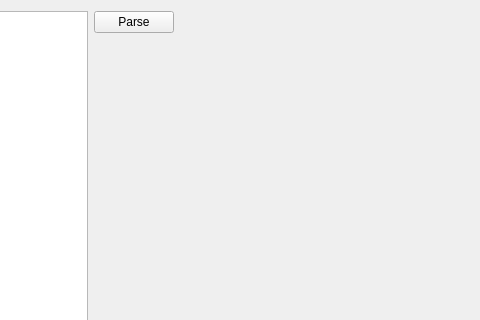
Above: wavegenA_PD_FILTER_GRAPH/comparison_chart.ui from jibonaronno/sanion_python_projects before the change; both pictures show x 179 to 659 and y 0 to 320 of the 1092 by 755 pixel window. Below: the same form after it.
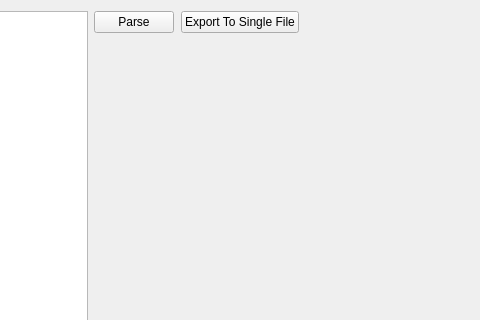
That is the form after the change.

Patch:
```diff
--- a/wavegenA_PD_FILTER_GRAPH/comparison_chart.ui
+++ b/wavegenA_PD_FILTER_GRAPH/comparison_chart.ui
@@ -60,6 +60,13 @@
              </property>
             </widget>
            </item>
+           <item>
+            <widget class="QPushButton" name="btnExport">
+             <property name="text">
+              <string>Export To Single File</string>
+             </property>
+            </widget>
+           </item>
            <item>
             <spacer name="horizontalSpacer">
              <property name="orientation">
```
